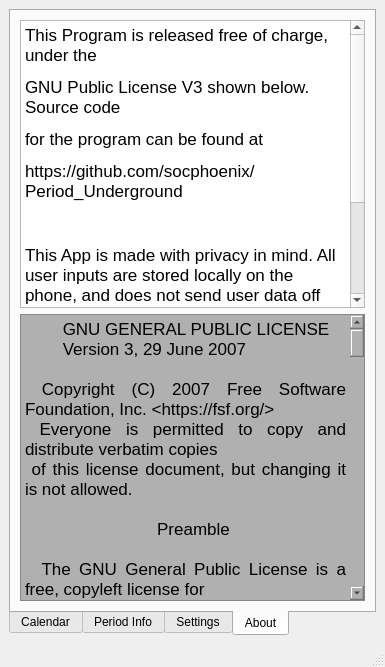
socphoenix/Period_Underground, file mainwindow.ui: the form before one commit.
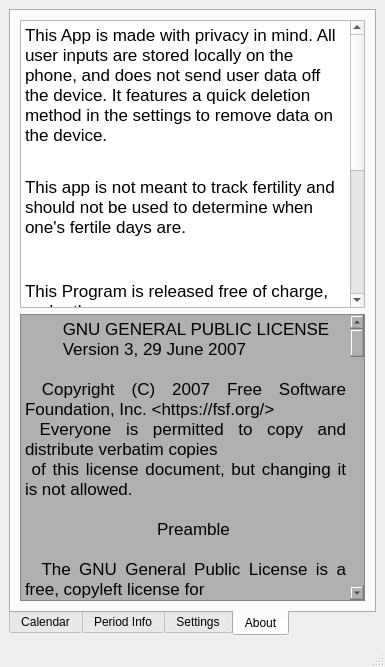
The form after the commit. The open tabs and pages were chosen to show the change.

```diff
--- a/mainwindow.ui
+++ b/mainwindow.ui
@@ -299,13 +299,15 @@
 &lt;html&gt;&lt;head&gt;&lt;meta name=&quot;qrichtext&quot; content=&quot;1&quot; /&gt;&lt;meta charset=&quot;utf-8&quot; /&gt;&lt;style type=&quot;text/css&quot;&gt;
 p, li { white-space: pre-wrap; }
 &lt;/style&gt;&lt;/head&gt;&lt;body style=&quot; font-family:'.AppleSystemUIFont'; font-size:13pt; font-weight:400; font-style:normal;&quot;&gt;
-&lt;p style=&quot; margin-top:0px; margin-bottom:0px; margin-left:0px; margin-right:0px; -qt-block-indent:0; text-indent:0px;&quot;&gt;This Program is released free of charge, under the &lt;/p&gt;
+&lt;p style=&quot; margin-top:12px; margin-bottom:12px; margin-left:0px; margin-right:0px; -qt-block-indent:0; text-indent:0px;&quot;&gt;This App is made with privacy in mind. All user inputs are stored locally on the phone, and does not send user data off the device. It features a quick deletion method in the settings to remove data on the device. &lt;/p&gt;
+&lt;p style=&quot; margin-top:12px; margin-bottom:12px; margin-left:0px; margin-right:0px; -qt-block-indent:0; text-indent:0px;&quot;&gt;&lt;br /&gt;This app is not meant to track fertility and should not be used to determine when one's fertile days are. &lt;/p&gt;
+&lt;p style=&quot;-qt-paragraph-type:empty; margin-top:12px; margin-bottom:12px; margin-left:0px; margin-right:0px; -qt-block-indent:0; text-indent:0px;&quot;&gt;&lt;br /&gt;&lt;/p&gt;
+&lt;p style=&quot; margin-top:12px; margin-bottom:12px; margin-left:0px; margin-right:0px; -qt-block-indent:0; text-indent:0px;&quot;&gt;This Program is released free of charge, under the &lt;/p&gt;
 &lt;p style=&quot; margin-top:12px; margin-bottom:12px; margin-left:0px; margin-right:0px; -qt-block-indent:0; text-indent:0px;&quot;&gt;GNU Public License V3 shown below. Source code &lt;/p&gt;
 &lt;p style=&quot; margin-top:12px; margin-bottom:12px; margin-left:0px; margin-right:0px; -qt-block-indent:0; text-indent:0px;&quot;&gt;for the program can be found at &lt;/p&gt;
 &lt;p style=&quot; margin-top:12px; margin-bottom:12px; margin-left:0px; margin-right:0px; -qt-block-indent:0; text-indent:0px;&quot;&gt;https://github.com/socphoenix/Period_Underground&lt;/p&gt;
-&lt;p style=&quot;-qt-paragraph-type:empty; margin-top:12px; margin-bottom:12px; margin-left:0px; margin-right:0px; -qt-block-indent:0; text-indent:0px;&quot;&gt;&lt;br /&gt;&lt;/p&gt;
-&lt;p style=&quot; margin-top:12px; margin-bottom:12px; margin-left:0px; margin-right:0px; -qt-block-indent:0; text-indent:0px;&quot;&gt;This App is made with privacy in mind. All user inputs are stored locally on the phone, and does not send user data off the device. It features a quick deletion method in the settings to remove data on the device. &lt;/p&gt;
-&lt;p style=&quot; margin-top:12px; margin-bottom:12px; margin-left:0px; margin-right:0px; -qt-block-indent:0; text-indent:0px;&quot;&gt;&lt;br /&gt;This app is not meant to track fertility and should not be used to determine when one's fertile days are. &lt;/p&gt;&lt;/body&gt;&lt;/html&gt;</string>
+&lt;p style=&quot; margin-top:12px; margin-bottom:12px; margin-left:0px; margin-right:0px; -qt-block-indent:0; text-indent:0px;&quot;&gt;This app uses QT version 6.3.1 under the open source license model.  Information on this can be found at&lt;/p&gt;
+&lt;p style=&quot; margin-top:12px; margin-bottom:12px; margin-left:0px; margin-right:0px; -qt-block-indent:0; text-indent:0px;&quot;&gt;https://qt.io&lt;/p&gt;&lt;/body&gt;&lt;/html&gt;</string>
           </property>
          </widget>
         </item>
```
